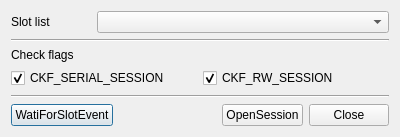
Qt form CryptokiMan/open_session_dlg.ui (jykim74/CryptokiMan) before a commit.
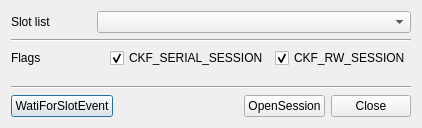
The same form after that commit.

Commit message: UI 개선

Patch:
```diff
--- a/CryptokiMan/open_session_dlg.ui
+++ b/CryptokiMan/open_session_dlg.ui
@@ -6,8 +6,8 @@
    <rect>
     <x>0</x>
     <y>0</y>
-    <width>400</width>
-    <height>137</height>
+    <width>422</width>
+    <height>128</height>
    </rect>
   </property>
   <property name="windowTitle">
@@ -37,6 +37,12 @@
          <verstretch>0</verstretch>
         </sizepolicy>
        </property>
+       <property name="minimumSize">
+        <size>
+         <width>200</width>
+         <height>0</height>
+        </size>
+       </property>
       </widget>
      </item>
     </layout>
@@ -49,25 +55,11 @@
     </widget>
    </item>
    <item>
-    <widget class="QLabel" name="label_2">
-     <property name="text">
-      <string>Check flags</string>
+    <layout class="QGridLayout" name="gridLayout_2">
+     <property name="topMargin">
+      <number>0</number>
      </property>
-    </widget>
-   </item>
-   <item>
-    <layout class="QHBoxLayout" name="horizontalLayout_2">
-     <item>
-      <widget class="QCheckBox" name="mSerialCheck">
-       <property name="text">
-        <string>CKF_SERIAL_SESSION</string>
-       </property>
-       <property name="checked">
-        <bool>true</bool>
-       </property>
-      </widget>
-     </item>
-     <item>
+     <item row="0" column="3">
       <widget class="QCheckBox" name="mRWCheck">
        <property name="text">
         <string>CKF_RW_SESSION</string>
@@ -77,6 +69,42 @@
        </property>
       </widget>
      </item>
+     <item row="0" column="0">
+      <widget class="QLabel" name="label_3">
+       <property name="minimumSize">
+        <size>
+         <width>80</width>
+         <height>0</height>
+        </size>
+       </property>
+       <property name="text">
+        <string>Flags</string>
+       </property>
+      </widget>
+     </item>
+     <item row="0" column="2">
+      <widget class="QCheckBox" name="mSerialCheck">
+       <property name="text">
+        <string>CKF_SERIAL_SESSION</string>
+       </property>
+       <property name="checked">
+        <bool>true</bool>
+       </property>
+      </widget>
+     </item>
+     <item row="0" column="1">
+      <spacer name="horizontalSpacer_2">
+       <property name="orientation">
+        <enum>Qt::Horizontal</enum>
+       </property>
+       <property name="sizeHint" stdset="0">
+        <size>
+         <width>40</width>
+         <height>20</height>
+        </size>
+       </property>
+      </spacer>
+     </item>
     </layout>
    </item>
    <item>
```
The commit also changes 6 other files.
